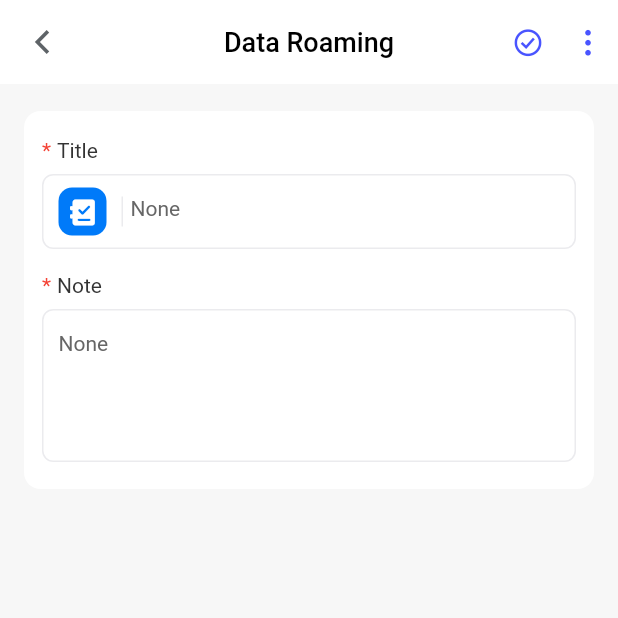
After one commit to metaguardpte/ZPass-Mobile-App, a Flutter app: the SecureNotesPage screen opened by its route, on a phone screen of 412 x 824 dp, the top half of it. The commit adds this screen. Run offline on Flutter 3.47's test engine with Material 2 defaults, Android fonts, the phone set to English and light mode, and no system bars; drawn by our look-alikes of oktoast; our stand-ins replace _discoveryapis_commons, cached_network_image, connectivity, convex_bottom_bar, device_info_plus, dio and 13 more; missing offline and left inert: common_utils, flkv, googleapis, p7zip, qr_code_scanner, sp_util and 2 more; accounts and stored records are empty; generated files the repository leaves out were written again.

Commit message:
secureNotes ---> coding

```diff
--- a/lib/l10n/intl_en.arb
+++ b/lib/l10n/intl_en.arb
@@ -174,6 +174,10 @@
   "err_data_sync_start_error": "Sync data start failed",
   "err_minimum_version_required": "Your version of the App is not supported now. Please notice the auto-upgrade reminder to upgrade.",
   "err_duplicate_login": "Login (Page URL and Login Name) already exists.",
-  "err_email_duplicate_domain_owner": "Email address has a registered business account"
+  "err_email_duplicate_domain_owner": "Email address has a registered business account",
 
+  "noSecureNotes":"Not added yet",
+  "none":"None",
+  "title":"Title",
+  "note":"Note"
 }
--- a/lib/l10n/intl_zh.arb
+++ b/lib/l10n/intl_zh.arb
@@ -172,6 +172,11 @@
   "err_data_sync_start_error": "同步数据启动失败",
   "err_minimum_version_required": "您的客户端版本已经不支持，请留意自动更新提醒并升级。",
   "err_duplicate_login": "账户密码(页面链接和用户名)已存在。",
-  "err_email_duplicate_domain_owner": "邮箱地址已经注册了商业帐号"
+  "err_email_duplicate_domain_owner": "邮箱地址已经注册了商业帐号",
+
+  "noSecureNotes":"Not added yet",
+  "none":"None",
+  "title":"Title",
+  "note":"Note"
 
 }
--- a/lib/modules/home/tabs/tab_notes.dart
+++ b/lib/modules/home/tabs/tab_notes.dart
@@ -1,4 +1,5 @@
 import 'package:flutter/material.dart';
+import 'package:zpass/generated/l10n.dart';
 import 'package:zpass/modules/home/model/vault_item_wrapper.dart';
 import 'package:zpass/modules/home/provider/tab_vault_item_provider.dart';
 import 'package:zpass/modules/home/provider/vault_item_type.dart';
@@ -15,7 +16,7 @@ class TabNotesPage extends StatefulWidget {
 class _TabNotesPageState extends TabBasePageState<TabNotesPage,
     VaultItemWrapper, TabVaultItemProvider> {
   @override
-  String get emptyTips => "No Notes";
+  String get emptyTips => S.current.noSecureNotes;
 
   @override
   String get emptyImage => "home/empty_notes";
--- /dev/null
+++ b/lib/modules/vault/secure_notes/secure_notes_page.dart
@@ -0,0 +1,187 @@
+import 'package:flutter/material.dart';
+import 'package:zpass/generated/l10n.dart';
+import 'package:zpass/res/gaps.dart';
+import 'package:zpass/res/zpass_icons.dart';
+import 'package:zpass/routers/fluro_navigator.dart';
+
+class SecureNotesPage extends StatefulWidget {
+  const SecureNotesPage({Key? key}) : super(key: key);
+
+  @override
+  State<SecureNotesPage> createState() => _SecureNotesPageState();
+}
+
+class _SecureNotesPageState extends State<SecureNotesPage> {
+  @override
+  Widget build(BuildContext context) {
+    return Scaffold(
+      appBar: AppBar(
+        centerTitle: true,
+        actions: [
+          Container(
+            child: GestureDetector(
+                behavior: HitTestBehavior.opaque,
+                child: Container(
+                  width: 40,
+                  height: 30,
+                  child: Icon(
+                    ZPassIcons.icNoteCheck,
+                    color: Color.fromRGBO(73, 84, 255, 1),
+                    size: 20,
+                  ),
+                )),
+          ),
+          Container(
+            child: GestureDetector(
+                behavior: HitTestBehavior.opaque,
+                child: Container(
+                  width: 40,
+                  height: 30,
+                  child: Icon(
+                    ZPassIcons.icMenu,
+                    color: Color.fromRGBO(73, 84, 255, 1),
+                    size: 20,
+                  ),
+                )),
+          )
+        ],
+        title: Text(
+          S.current.DataRoaming,
+          style: const TextStyle(color: Colors.black),
+        ),
+        leading: GestureDetector(
+          behavior: HitTestBehavior.opaque,
+          onTap: () {
+            NavigatorUtils.goBack(context);
+          },
+          child: const SizedBox(
+            width: 40,
+            height: 40,
+            child: Icon(
+              ZPassIcons.icNavBack,
+              color: Color.fromRGBO(94, 99, 103, 1),
+              size: 16,
+            ),
+          ),
+        ),
+      ),
+      body: Container(
+        alignment: Alignment.center,
+        margin: const EdgeInsets.only(left: 16, right: 16, top: 18),
+        child: Column(
+          children: [
+            Container(
+              padding: const EdgeInsets.only(
+                  left: 12, right: 12, top: 18, bottom: 18),
+              alignment: Alignment.center,
+              decoration: const BoxDecoration(
+                  color: Colors.white,
+                  borderRadius: BorderRadius.all(Radius.circular(11))),
+              child: Column(
+                children: [
+                  Row(
+                    children:  [
+                      const Text(
+                        '*',
+                        style: TextStyle(color: Colors.red, fontSize: 14),
+                      ),
+                      Gaps.hGap4,
+                      Text(
+                        S.current.title,
+                        style:const TextStyle(fontSize: 14),
+                      )
+                    ],
+                  ),
+                  Gaps.vGap8,
+                  Container(
+                    height: 50,
+                    padding: const EdgeInsets.only(left: 10, right: 10),
+                    decoration: BoxDecoration(
+                        borderRadius:
+                            const BorderRadius.all(Radius.circular(7.5)),
+                        border: Border.all(
+                            width: 1,
+                            color: const Color.fromRGBO(235, 235, 238, 1))),
+                    child: TextField(
+                      style: const TextStyle(fontSize: 16),
+                      decoration: InputDecoration(
+                          hintText: S.current.none,
+                          labelStyle: const TextStyle(
+                            color: Color.fromRGBO(147, 151, 157, 1),
+                          ),
+                          prefixIcon: Container(
+                            width: 30,
+                            alignment: Alignment.centerLeft,
+                            child: Row(
+                              children: [
+                                Container(
+                                  width: 32,
+                                  height: 32,
+                                  decoration: const BoxDecoration(
+                                    borderRadius:
+                                        BorderRadius.all(Radius.circular(9)),
+                                    color: Color.fromRGBO(0, 122, 249, 1),
+                                  ),
+                                  child: const Icon(
+                                    ZPassIcons.favNotes,
+                                    size: 28,
+                                    color: Colors.white,
+                                  ),
+                                ),
+                                Gaps.hGap10,
+                                Container(
+                                  height: 20,
+                                  width: 1,
+                                  color: const Color.fromRGBO(235, 235, 238, 1),
+                                )
+                              ],
+                            ),
+                          ),
+                          border: InputBorder.none),
+                    ),
+                  ),
+                  Gaps.vGap16,
+                  Row(
+                    children: [
+                     const Text(
+                        '*',
+                        style: TextStyle(color: Colors.red, fontSize: 14),
+                      ),
+                      Gaps.hGap4,
+                      Text(
+                        S.current.note,
+                        style:const TextStyle(fontSize: 14),
+                      )
+                    ],
+                  ),
+                  Gaps.vGap8,
+                  Container(
+                    padding:const EdgeInsets.only(left: 10, right: 10),
+                    decoration: BoxDecoration(
+                        borderRadius:const BorderRadius.all(Radius.circular(7.5)),
+                        border: Border.all(
+                            width: 1, color:const Color.fromRGBO(235, 235, 238, 1))),
+                    child: TextField(
+                      style: const TextStyle(fontSize: 16),
+                      decoration: InputDecoration(
+                          hintText: S.current.none,
+                          labelStyle:const TextStyle(
+                            color: Color.fromRGBO(147, 151, 157, 1),
+                          ),
+                          // prefixIconConstraints: BoxConstraints(
+                          //   maxWidth:
+                          // ),
+                          border: InputBorder.none),
+                          maxLines: null,
+                          minLines: 4,
+                    ),
+                  ),
+                ],
+              ),
+            )
+          ],
+        ),
+      ),
+    );
+  }
+}
--- a/lib/modules/vault/vault_item_picker.dart
+++ b/lib/modules/vault/vault_item_picker.dart
@@ -38,12 +38,15 @@ void pickVaultType(BuildContext context) {
       case VaultItemType.login:
         NavigatorUtils.push(context, RoutersVault.vaultDetailLogin);
         break;
+      case VaultItemType.note:
+        NavigatorUtils.push(context, RoutersVault.vaultSecureNotes);
+        break;
     }
   }
 
   VaultItemPicker(
-          data: VaultItemType.values.sublist(0, 4),
-          onItemSelected: itemSelected,
-          title: "Items")
+      data: VaultItemType.values.sublist(0, 4),
+      onItemSelected: itemSelected,
+      title: "Items")
       .show(context);
 }
--- a/lib/modules/vault/vault_routers.dart
+++ b/lib/modules/vault/vault_routers.dart
@@ -1,10 +1,12 @@
 import 'package:fluro/fluro.dart';
 import 'package:flutter/material.dart';
 import 'package:zpass/modules/vault/login/login_detail_page.dart';
+import 'package:zpass/modules/vault/secure_notes/secure_notes_page.dart';
 import 'package:zpass/routers/i_router.dart';
 
 class RoutersVault extends IRouterProvider {
   static const String vaultDetailLogin = "/home/vault/login";
+  static const String vaultSecureNotes = "/home/vault/secureNotes";
 
   @override
   void initRouter(FluroRouter router) {
@@ -13,5 +15,8 @@ class RoutersVault extends IRouterProvider {
       final item = args != null ? args["item"] : null;
       return LoginDetailPage(data: item,);
     }));
+    router.define(vaultSecureNotes,
+        handler: Handler(handlerFunc: (_, __) => const SecureNotesPage()));
+
   }
 }
--- a/lib/res/dimens.dart
+++ b/lib/res/dimens.dart
@@ -13,6 +13,7 @@ class Dimens {
   static const double gap_dp12 = 12;
   static const double gap_dp15 = 15;
   static const double gap_dp16 = 16;
+  static const double gap_dp18 = 18;
   static const double gap_dp24 = 24;
   static const double gap_dp32 = 32;
   static const double gap_dp50 = 50;
--- a/lib/res/gaps.dart
+++ b/lib/res/gaps.dart
@@ -24,6 +24,7 @@ class Gaps {
   static const Widget vGap12 = SizedBox(height: Dimens.gap_dp12);
   static const Widget vGap15 = SizedBox(height: Dimens.gap_dp15);
   static const Widget vGap16 = SizedBox(height: Dimens.gap_dp16);
+  static const Widget vGap18 = SizedBox(height: Dimens.gap_dp18);
   static const Widget vGap24 = SizedBox(height: Dimens.gap_dp24);
   static const Widget vGap32 = SizedBox(height: Dimens.gap_dp32);
   static const Widget vGap50 = SizedBox(height: Dimens.gap_dp50);
--- a/lib/res/zpass_icons.dart
+++ b/lib/res/zpass_icons.dart
@@ -50,4 +50,9 @@ class ZPassIcons {
   static const IconData icFingerprint = IconData(0xe6d5, fontFamily: _kFontFam, fontPackage: _kFontPkg);
   static const IconData icFaceID = IconData(0xe6df, fontFamily: _kFontFam, fontPackage: _kFontPkg);
   static const IconData icBiometrics = IconData(0xe6fe, fontFamily: _kFontFam, fontPackage: _kFontPkg);
+
+  static const IconData icMenu = IconData(0xe6ff, fontFamily: _kFontFam, fontPackage: _kFontPkg);
+  static const IconData icNoteEdit = IconData(0xe701, fontFamily: _kFontFam, fontPackage: _kFontPkg);
+  static const IconData icNoteCheck = IconData(0xe700, fontFamily: _kFontFam, fontPackage: _kFontPkg);
+
 }
```
